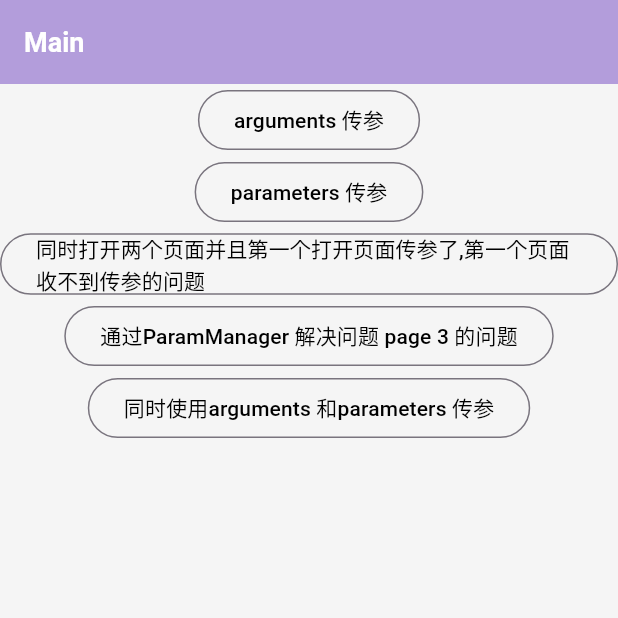
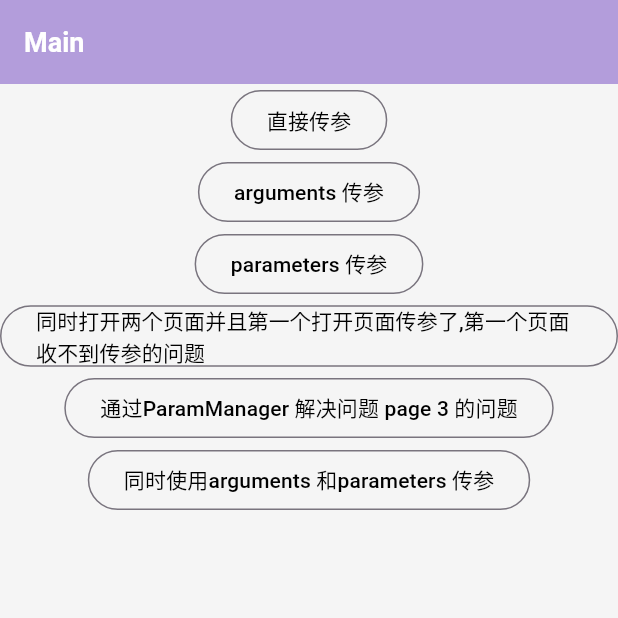
Before and after one commit to tao111222333444/flutter_getx_argument, a Flutter app: the screen it shows after launch, on a phone screen of 412 x 824 dp, the top half of it. Run offline on Flutter 3.47's test engine with Material 3 defaults, Android fonts, the phone set to English and light mode, and no system bars; our stand-ins replace get.

Commit message:
feat:添加简单参数直传 和添加传数据类

```diff
--- /dev/null
+++ b/lib/common/entities/user.dart
@@ -0,0 +1,10 @@
+class User {
+  final String name ;
+  final int age;
+  User({required this.name,required this.age});
+
+  @override
+  String toString() {
+    return 'User(name: $name, age:$age)';
+  }
+}
--- a/lib/pages/main/main_logic.dart
+++ b/lib/pages/main/main_logic.dart
@@ -1,3 +1,4 @@
+import 'package:fluttersample/common/entities/user.dart';
 import 'package:fluttersample/common/routers/router_argument_key.dart';
 import 'package:fluttersample/common/routers/router_pages.dart';
 import 'package:fluttersample/common/services/param_manager.dart';
@@ -6,7 +7,10 @@ import 'package:get/get.dart';
 class MainLogic extends GetxController {
 
   void toPage1(){
-    Get.toNamed(RouterPages.page1,arguments:{RouterArgumentKey.Argument1:"arguments 传参"} );
+    Get.toNamed(RouterPages.page1,arguments:User(name:"arguments 传参",age: 21));
+  }
+  void toPage(){
+    Get.toNamed(RouterPages.page2+"?${RouterArgumentKey.Argument1}=直接 传参" );
   }
   void toPage2(){
     Get.toNamed(RouterPages.page2,parameters:{RouterArgumentKey.Argument1:"parameters 传参"} );
--- a/lib/pages/main/main_page.dart
+++ b/lib/pages/main/main_page.dart
@@ -31,6 +31,12 @@ class MainPage extends StatelessWidget {
           child: Center(
             child: Column(
               children: [
+                OutlinedButton(
+                    onPressed: (){
+                      logic.toPage();
+                    },
+                    child: const Text("直接传参",style: TextStyle(color: Colors.black) ,
+                    )),
                 OutlinedButton(
                   onPressed: (){
                     logic.toPage1();
--- a/lib/pages/pages/page_1_logic.dart
+++ b/lib/pages/pages/page_1_logic.dart
@@ -1,4 +1,4 @@
-import 'package:fluttersample/common/routers/router_argument_key.dart';
+import 'package:fluttersample/common/entities/user.dart';
 import 'package:get/get.dart';
 
 class Page1Logic extends GetxController{
@@ -8,6 +8,7 @@ class Page1Logic extends GetxController{
   @override
   void onReady() {
     super.onReady();
-    argument.value = Get.arguments[RouterArgumentKey.Argument1];
+    var user = Get.arguments as User;
+    argument.value = user.toString();
   }
 }
```
